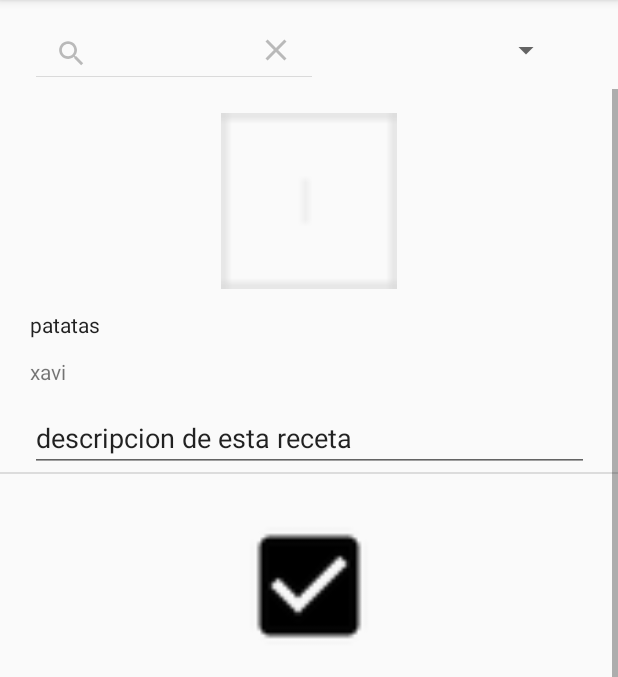
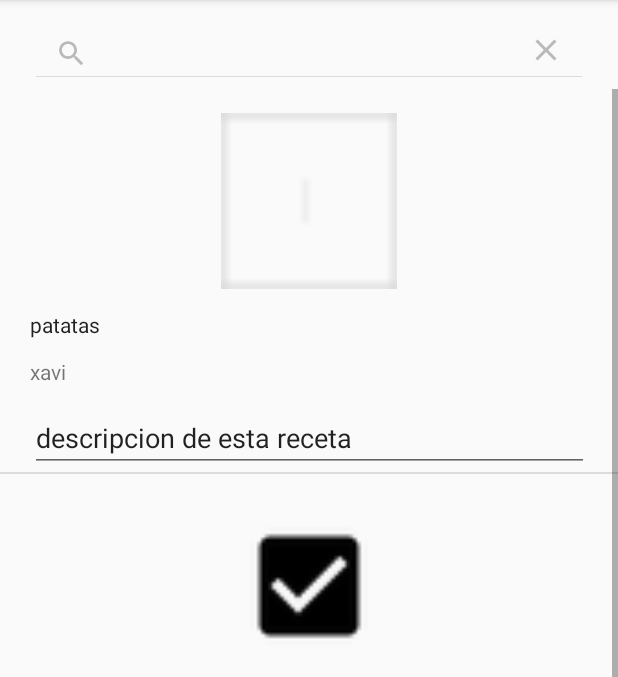
Before and after one commit to Mordorbeast/Smootheat, an Android app: the recetas screen opened directly, with no data from a screen before it, after a tap on "Search", on a phone screen of 412 x 824 dp, the part 84-761 px from its top. Run offline under Robolectric (Android 15) with nearby library versions, the phone set to English and light mode, and no system bars; 2 other taps on this screen came first.

Commit message:
Version que entrego

```diff
--- a/app/src/main/AndroidManifest.xml
+++ b/app/src/main/AndroidManifest.xml
@@ -17,7 +17,7 @@
         </activity>
         <activity android:name=".recetas.recetas">
         </activity>
-        <activity android:name=".Pantalla_MenuPrincipal"> <!-- Pantalla_log_in -->
+        <activity android:name=".Pantalla_log_in"> <!-- Pantalla_MenuPrincipal -->
             <intent-filter>
                 <action android:name="android.intent.action.MAIN"/>
 
@@ -37,11 +37,9 @@
         </activity>
         <activity android:name=".lista_compra.add_fila_lista_compra">
         </activity>
-        <activity android:name=".recetas.Pantalla_recetas">
-        </activity>
         <activity android:name=".nevera.Pantalla_nevera">
         </activity>
-        <activity android:name=".Pantalla_log_in"> <!-- Pantalla_MenuPrincipal -->
+        <activity android:name=".Pantalla_MenuPrincipal"> <!-- Pantalla_log_in -->
         </activity>
         <activity android:name=".aprende_a_cocinar.Pantalla_aprende_a_cocinar">
         </activity>
--- a/app/src/main/java/com/example/xavi/proyectoxavigimenez/nevera/add_fila_neveraActivity.kt
+++ b/app/src/main/java/com/example/xavi/proyectoxavigimenez/nevera/add_fila_neveraActivity.kt
@@ -29,7 +29,7 @@ class add_fila_neveraActivity : AppCompatActivity(), AdapterView.OnItemSelectedL
 
         setSupportActionBar(my_toolbar7 as Toolbar)
 
-        spinner = this.spinner_sample
+        spinner = this.spinner_tiposAlimentos
         spinner!!.onItemSelectedListener = this
 
         // Create an ArrayAdapter using a simple spinner layout and languages array
--- a/app/src/main/res/layout/add_fila_nevera.xml
+++ b/app/src/main/res/layout/add_fila_nevera.xml
@@ -38,7 +38,7 @@
             android:layout_marginBottom="32dp" app:layout_constraintBottom_toBottomOf="parent"/>
 
     <Spinner
-            android:id="@+id/spinner_sample"
+            android:id="@+id/spinner_tiposAlimentos"
             android:layout_width="wrap_content"
             android:layout_height="wrap_content"
             app:layout_constraintStart_toStartOf="parent" android:layout_marginStart="181dp"
--- a/app/src/main/res/layout/pantalla_recetas.xml
+++ b/app/src/main/res/layout/pantalla_recetas.xml
@@ -5,25 +5,27 @@
         xmlns:app="http://schemas.android.com/apk/res-auto"
         android:layout_width="match_parent"
         android:layout_height="match_parent"
-        tools:context=".recetas.Pantalla_recetas">
+        tools:context=".recetas.recetas">
 
     <include android:id="@+id/my_toolbar3" layout="@layout/toolbar"/>
 
     <SearchView
-            android:layout_width="200dp"
+            android:layout_width="0dp"
             android:layout_height="35dp"
             app:layout_constraintStart_toStartOf="parent"
             android:layout_marginStart="16dp" android:id="@+id/buscador" android:layout_marginTop="16dp"
-            app:layout_constraintTop_toBottomOf="@+id/my_toolbar3"/>
+            app:layout_constraintTop_toBottomOf="@+id/my_toolbar3" app:layout_constraintEnd_toEndOf="parent"
+            android:layout_marginEnd="16dp"/>
+<!--
     <Spinner
             android:layout_width="125dp"
             android:layout_height="35dp"
-            android:id="@+id/spinner"
+            android:id="@+id/spinnerReceta"
             android:visibility="visible" android:layout_marginEnd="8dp" app:layout_constraintEnd_toEndOf="parent"
             app:layout_constraintStart_toEndOf="@+id/buscador" android:layout_marginStart="8dp"
             app:layout_constraintHorizontal_bias="0.462" android:layout_marginTop="16dp"
             app:layout_constraintTop_toBottomOf="@+id/my_toolbar3"/>
-
+-->
     <view class="android.support.v7.app.AlertController$RecycleListView"
           android:layout_width="match_parent"
           android:layout_height="0dp" android:id="@+id/listViewRecetas"
```
Also changed, not shown: app/src/main/java/com/example/xavi/proyectoxavigimenez/recetas/Pantalla_recetas.kt (deleted, +0 -53 lines).
